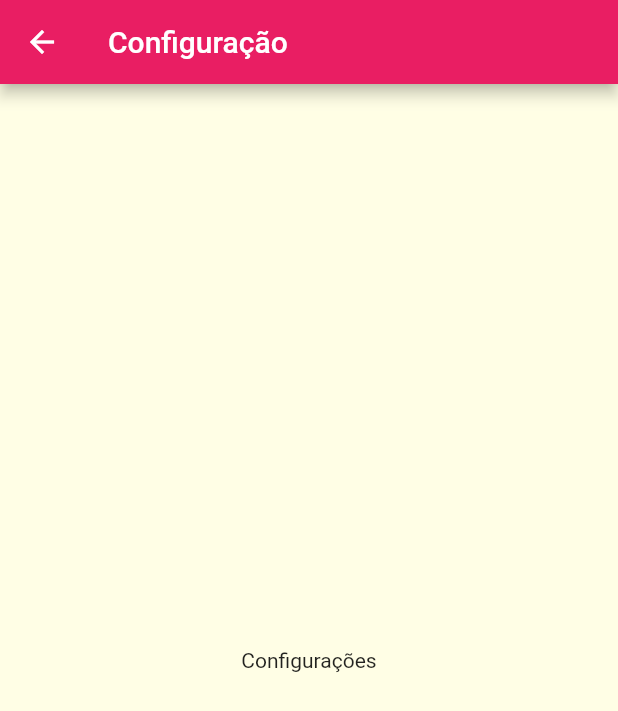
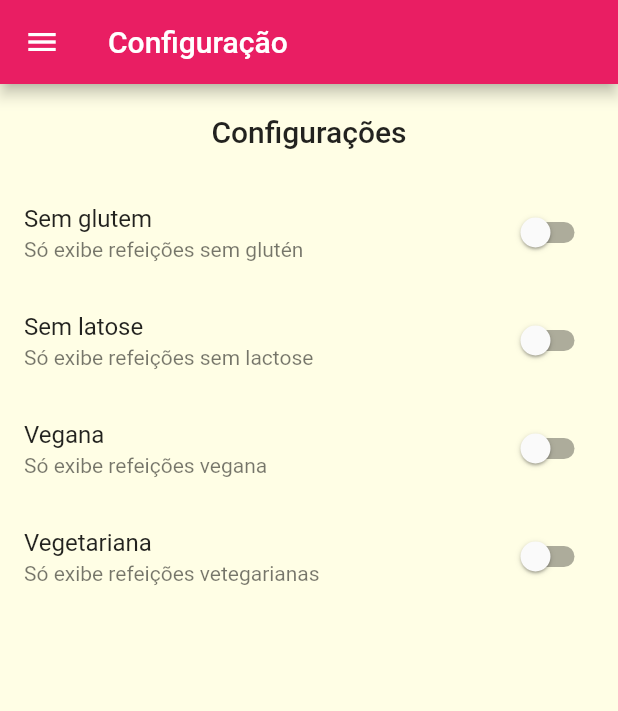
Before and after one commit to ruggerin/multiplastelasFlutter, a Flutter app: the SettingsScreen screen opened by its route, on a phone screen of 412 x 824 dp. Shown: the top 711 px of the screen. Run offline on Flutter 3.47's test engine with Material 2 defaults, Android fonts, the phone set to English and light mode, and no system bars; network calls fail; Roboto replaces fonts that are missing (Releway, RobotoCondensed).

Commit message:
Implementações diversas

```diff
--- a/lib/components/main_drawer.dart
+++ b/lib/components/main_drawer.dart
@@ -44,12 +44,13 @@ class MainDrawer extends StatelessWidget {
           _createItem(
             Icons.restaurant,
             'Refeicoes',
-              ()=> Navigator.of(context).pushNamed(AppRoutes.HOME)
+             //()=> Navigator.of(context).pushNamed(AppRoutes.HOME)
+             ()=> Navigator.of(context).pushReplacementNamed(AppRoutes.HOME)
           ),
           _createItem(
               Icons.settings,
               'Configurações',
-               ()=> Navigator.of(context).pushNamed(AppRoutes.SETTINGS)
+               ()=> Navigator.of(context).pushReplacementNamed(AppRoutes.SETTINGS)
           ),
         ],
       ) ,
--- a/lib/main.dart
+++ b/lib/main.dart
@@ -5,10 +5,35 @@ import 'screens/categories_screen.dart';
 import 'utils/app_routes.dart';
 import 'screens/tabs_screen.dart';
 import 'screens/seetings_screen.dart';
+import 'models/meal.dart';
+import 'data/dummy_data.dart';
+import 'models/settings.dart';
 
 void main() => runApp(MyApp());
 
-class MyApp extends StatelessWidget {
+class MyApp extends StatefulWidget {
+  @override
+  _MyAppState createState() => _MyAppState();
+}
+
+class _MyAppState extends State<MyApp> {
+  Settings settings = Settings();
+  List<Meal> _avaiableMeals = DUMMY_MEALS;
+  void _filterMeals(Settings settings){
+    setState(() {
+      this.settings = settings;
+      _avaiableMeals = DUMMY_MEALS.where(
+          (meal){
+            final filterGluten = settings.isGlutenFree && !meal.isGlutenFree;
+            final filterLactose = settings.isLactoseFree && !meal.isLactoseFree;
+            final filterVegan = settings.isVegan && !meal.isVegan;
+            final filterVegetarian = settings.isVegetarian && !meal.isVegetarian;
+            return !filterGluten && !filterLactose && !filterVegan && !filterVegetarian;
+          }
+      ).toList();
+    });
+  }
+
   @override
   Widget build(BuildContext context) {
     return MaterialApp(
@@ -29,9 +54,9 @@ class MyApp extends StatelessWidget {
 
       routes: {
        AppRoutes.HOME: (ctx)=> TabsScreen(),
-       AppRoutes.CATEGORIES_MEALS: (ctx)=> CategoriesMealsScreen(),
+       AppRoutes.CATEGORIES_MEALS: (ctx)=> CategoriesMealsScreen(_avaiableMeals),
        AppRoutes.MEAL_DETAIL: (ctx)=> MealDetailScreen(),
-       AppRoutes.SETTINGS: (ctx)=> SettingsScreen(),
+       AppRoutes.SETTINGS: (ctx)=> SettingsScreen(settings, _filterMeals),
       },
 
     );
--- /dev/null
+++ b/lib/models/settings.dart
@@ -0,0 +1,12 @@
+class Settings{
+   bool isGlutenFree;
+   bool isLactoseFree;
+   bool isVegan;
+   bool isVegetarian;
+   Settings({
+    this.isGlutenFree = false,
+    this.isLactoseFree  = false,
+    this.isVegan  = false,
+    this.isVegetarian   = false
+   });
+}
--- a/lib/screens/categories_meals_screen.dart
+++ b/lib/screens/categories_meals_screen.dart
@@ -3,9 +3,11 @@ import 'package:flutter/material.dart';
 import '../models/category.dart';
 import '../data/dummy_data.dart';
 import '../components/meal_item.dart';
+import '../models/meal.dart';
 
 class CategoriesMealsScreen extends StatelessWidget{
-
+  final List<Meal> meals;
+  const CategoriesMealsScreen(this.meals);
   /*
   Passar via construtor
   final Category category;
@@ -15,7 +17,7 @@ class CategoriesMealsScreen extends StatelessWidget{
   @override
   Widget build(BuildContext context) {
     final category =  ModalRoute.of(context).settings.arguments as Category;
-    final categoryMeals = DUMMY_MEALS.where((meal){
+    final categoryMeals = meals.where((meal){
       return meal.categories.contains(category.id);
     }).toList();
 
--- a/lib/screens/seetings_screen.dart
+++ b/lib/screens/seetings_screen.dart
@@ -1,15 +1,82 @@
 import 'package:flutter/material.dart';
+import '../components/main_drawer.dart';
+import '../models/settings.dart';
 
-class SettingsScreen extends StatelessWidget {
+class SettingsScreen extends StatefulWidget {
+  final Settings settings;
+  final Function(Settings) onSettingChanged;
+
+  const SettingsScreen(this.settings, this.onSettingChanged);
+
+  @override
+  _SettingsScreenState createState() => _SettingsScreenState();
+
+}
+class _SettingsScreenState extends State<SettingsScreen>{
+  Settings settings ;
+  @override
+  void initState(){
+    super.initState();
+    settings = widget.settings;
+  }
+
+
+  Widget _createSwitch(String title , String subtitle, bool value, Function onChanged){
+    return SwitchListTile.adaptive(
+        title: Text(title),
+        subtitle: Text(subtitle),
+        value: value,
+        onChanged: (value){
+          onChanged(value);
+          widget.onSettingChanged(settings);
+        });
+  }
   @override
   Widget build(BuildContext context) {
     return Scaffold(
-      appBar: AppBar(
-        title:  Text('Configuração'),
-      ),
-      body: Center(
-        child: Text('Configurações') ,
-      ),
+        appBar: AppBar(
+          title:  Text('Configuração'),
+        ),
+        drawer: MainDrawer(),
+        body: Column(
+          children: <Widget>[
+            Container(
+              padding: EdgeInsets.all(20),
+              child: Text('Configurações', style: Theme.of(context).textTheme.title,),
+            ),
+            Expanded(
+              child: ListView(
+                children: <Widget>[
+                  _createSwitch(
+                    'Sem glutem',
+                    'Só exibe refeições sem glutén',
+                    settings.isGlutenFree,
+                    (value)=>setState( ()=>settings.isGlutenFree = value)
+                  ),
+                  _createSwitch(
+                    'Sem latose',
+                    'Só exibe refeições sem lactose',
+                    settings.isLactoseFree,
+                    (value)=>setState( ()=>settings.isLactoseFree = value)
+                  ),
+                  _createSwitch(
+                    'Vegana',
+                    'Só exibe refeições vegana',
+                    settings.isVegan,
+                    (value)=>setState( ()=>settings.isVegan = value)
+                  ),
+                  _createSwitch(
+                    'Vegetariana',
+                    'Só exibe refeições vetegarianas',
+                    settings.isVegetarian,
+                    (value)=>setState( ()=>settings.isVegetarian = value)
+                  ),
+
+                ],
+              ),
+            )
+          ],
+        )
 
     );
   }
```
Also changed, not shown: lib/components/meal_item.dart (+8 -2 lines), lib/screens/meal_detail_screen.dart (+7 -1 lines).
